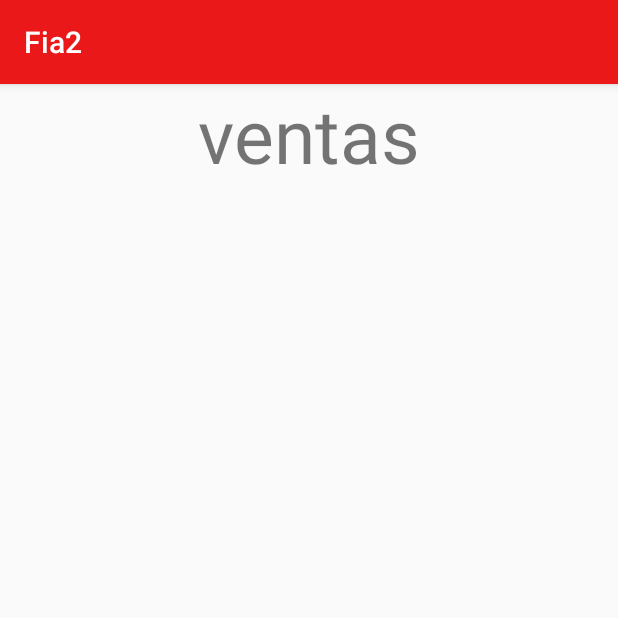
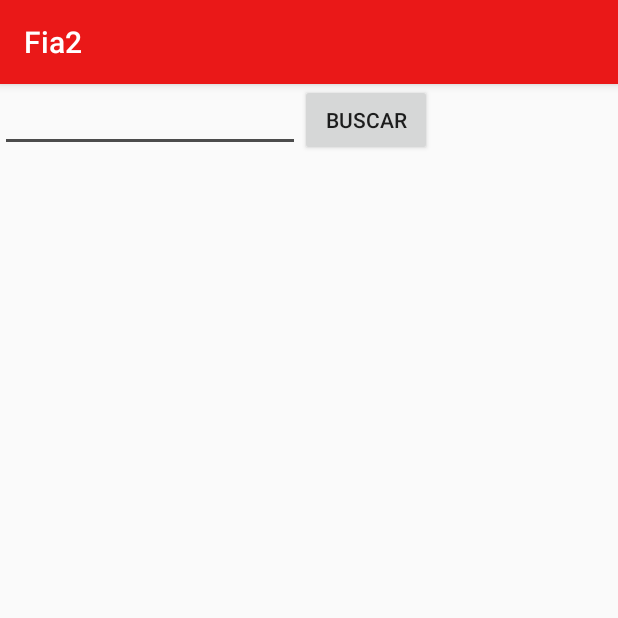
Before and after one commit to Betofail/fia2, an Android app: the fragment SalesFragment shown on its own in the app's theme, on a phone screen of 412 x 824 dp, the top half of it. Run offline under Robolectric (Android 15) with nearby library versions, the phone set to English and light mode, and no system bars.

Commit message:
Search + button

```diff
--- a/app/src/main/java/com/example/alber/fia2/SalesFragment.java
+++ b/app/src/main/java/com/example/alber/fia2/SalesFragment.java
@@ -1,17 +1,24 @@
 package com.example.alber.fia2;
 
 
+import android.content.Context;
+import android.content.Intent;
+import android.content.SharedPreferences;
 import android.os.Bundle;
 import android.support.v4.app.Fragment;
 import android.view.LayoutInflater;
 import android.view.View;
 import android.view.ViewGroup;
+import android.widget.Button;
+import android.widget.Toast;
 
 
 /**
  * A simple {@link Fragment} subclass.
  */
 public class SalesFragment extends Fragment {
+
+    private Button searchButton;
 
 
     public SalesFragment() {
@@ -23,7 +30,22 @@ public class SalesFragment extends Fragment {
     public View onCreateView(LayoutInflater inflater, ViewGroup container,
                              Bundle savedInstanceState) {
         // Inflate the layout for this fragment
-        return inflater.inflate(R.layout.fragment_sales, container, false);
+
+
+
+        View rootView = inflater.inflate(R.layout.fragment_sales, container, false);
+
+        searchButton = rootView.findViewById(R.id.search_user);
+
+        searchButton.setOnClickListener(new View.OnClickListener(){
+            @Override
+            public void onClick(View view){
+                Toast.makeText(getContext(),"Buscando Usuario",Toast.LENGTH_SHORT).show();
+            }
+        });
+
+        return rootView;
     }
 
+
 }
--- a/app/src/main/res/layout/fragment_sales.xml
+++ b/app/src/main/res/layout/fragment_sales.xml
@@ -6,11 +6,30 @@
     tools:context=".SalesFragment">
 
     <!-- TODO: Update blank fragment layout -->
-    <TextView
-        android:layout_width="wrap_content"
+
+
+    <LinearLayout
+        android:layout_width="match_parent"
         android:layout_height="wrap_content"
-        android:layout_gravity="center_horizontal"
-        android:textSize="50dp"
-        android:text="@string/ventas"/>
+        android:orientation="vertical">
+
+            <LinearLayout
+                android:layout_width="match_parent"
+                android:layout_height="wrap_content"
+                android:orientation="horizontal">
+
+                <EditText
+                    android:layout_width="200dp"
+                    android:layout_height="wrap_content" />
+
+                <Button
+                    android:id="@+id/search_user"
+                    android:layout_width="wrap_content"
+                    android:layout_height="wrap_content"
+                    android:text="Buscar"/>
+
+            </LinearLayout>
+
+    </LinearLayout>
 
 </FrameLayout>
```
